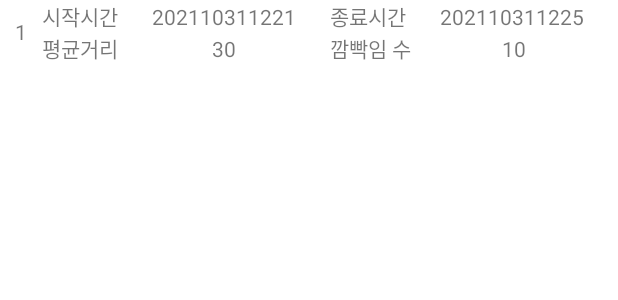
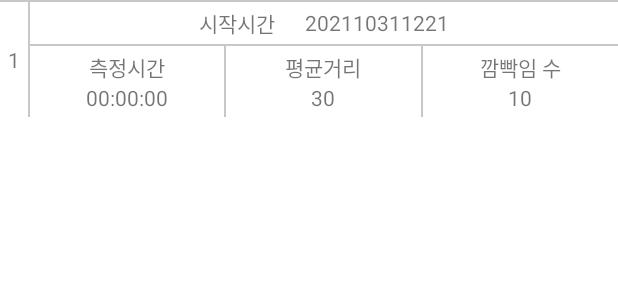
Before and after one commit to tngns1129/skuproject, an Android app: the layout layout_blink_record.xml on its own in the app's theme, with its tools: preview values and no code run, on a phone screen of 412 x 824 dp. Shown: the top 300 px of the screen. Run offline under Robolectric (Android 15) with nearby library versions, the phone set to English and light mode, and no system bars.

Commit message:
blink recycler complete

```diff
--- a/app/src/main/java/com/familyset/myapplication/data/api/UsersService.java
+++ b/app/src/main/java/com/familyset/myapplication/data/api/UsersService.java
@@ -22,8 +22,8 @@ public interface UsersService {
     Call<APIResponse<LoggedInUser>> login(@Body Login login);
 
     @GET("/api/personalInfo/{id}")
-    Call<APIResponse<List<PersonalInfo>>> getPersonalInfos(@Query("id") String userId);
+    Call<APIResponse<List<PersonalInfo>>> getPersonalInfos(@Path("id") String userId);
 
     @POST("/api/personalInfo/{id}")
-    Call<APIResponse<PersonalInfo>> savePersonalInfo(@Query("id") String userId, @Body PersonalInfo personalInfo);
+    Call<APIResponse<PersonalInfo>> savePersonalInfo(@Path("id") String userId, @Body PersonalInfo personalInfo);
 }
--- a/app/src/main/java/com/familyset/myapplication/ui/main/pose/PoseFragment.java
+++ b/app/src/main/java/com/familyset/myapplication/ui/main/pose/PoseFragment.java
@@ -35,10 +35,7 @@ public class PoseFragment extends Fragment {
 
     private FragmentPoseBinding binding;
 
-    public static PoseFragment newInstance() {
-        PoseFragment pf = new PoseFragment();
-        return pf;
-    }
+    public PoseFragment() {}
 
     ActivityResultLauncher<Intent> mStartForResult = registerForActivityResult(new ActivityResultContracts.StartActivityForResult(),
             new ActivityResultCallback<ActivityResult>() {
--- a/app/src/main/java/com/familyset/myapplication/ui/main/record/RecordAdapter.java
+++ b/app/src/main/java/com/familyset/myapplication/ui/main/record/RecordAdapter.java
@@ -19,10 +19,10 @@ public class RecordAdapter extends FragmentStateAdapter {
     @Override
     public Fragment createFragment(int position) {
         if(position==0){
-            return BlinkFragment.newInstance();
+            return new BlinkRecordFragment();
         }
         else{
-            return RecordFragment.newInstance();
+            return new PoseRecordFragment();
         }
     }
 
--- a/app/src/main/java/com/familyset/myapplication/ui/main/setting/SetFragment.java
+++ b/app/src/main/java/com/familyset/myapplication/ui/main/setting/SetFragment.java
@@ -15,10 +15,7 @@ public class SetFragment extends Fragment {
 
     private FragmentSetBinding binding;
 
-    public static SetFragment newInstance() {
-        SetFragment sf = new SetFragment();
-        return sf;
-    }
+    public SetFragment() {}
 
     @Nullable
     @Override
--- a/app/src/main/res/layout/layout_blink_record.xml
+++ b/app/src/main/res/layout/layout_blink_record.xml
@@ -3,20 +3,12 @@
 xmlns:app="http://schemas.android.com/apk/res-auto"
     android:layout_width="match_parent"
     android:layout_height="wrap_content"
-        android:orientation="horizontal">
-        <TextView
-            android:id="@+id/index"
-            android:layout_width="wrap_content"
-            android:layout_height="match_parent"
-            android:text="1"
-            android:gravity="center"
-            android:layout_margin="10dp"/>
+    android:orientation="vertical">
 
-        <LinearLayout
+    <View
         android:layout_width="match_parent"
-            android:layout_height="wrap_content"
-            android:orientation="vertical"
-            android:layout_weight="1">
+        android:layout_height="1dp"
+        android:background="#C8C8C8"/>
 
     <LinearLayout
         android:layout_width="match_parent"
@@ -24,71 +16,115 @@
         android:orientation="horizontal">
 
         <TextView
+            android:id="@+id/index"
             android:layout_width="wrap_content"
             android:layout_height="wrap_content"
-                    android:text="시작시간"/>
+            android:text="1"
+            android:layout_gravity="center"
+            android:layout_margin="5dp"/>
+
+        <View
+            android:layout_width="1dp"
+            android:layout_height="match_parent"
+            android:background="#C8C8C8"/>
+
+        <LinearLayout
+            android:layout_width="wrap_content"
+            android:layout_height="wrap_content"
+            android:orientation="vertical">
+
+            <LinearLayout
+                android:layout_width="match_parent"
+                android:layout_height="wrap_content"
+                android:orientation="horizontal"
+                android:layout_margin="3dp"
+                android:gravity="center">
+
+                <TextView
+                    android:layout_width="wrap_content"
+                    android:layout_height="wrap_content"
+                    android:text="시작시간"
+                    android:layout_marginEnd="20dp"/>
 
                 <TextView
                     android:id="@+id/start_time"
-                    android:layout_width="0dp"
+                    android:layout_width="wrap_content"
                     android:layout_height="wrap_content"
                     android:text="202110311221"
-                    android:layout_weight="1"
                     android:gravity="center"/>
 
             </LinearLayout>
 
+            <View
+                android:layout_width="match_parent"
+                android:layout_height="1dp"
+                android:background="#C8C8C8"/>
+
             <LinearLayout
                 android:layout_width="match_parent"
                 android:layout_height="wrap_content"
-                android:orientation="horizontal">
+                android:orientation="horizontal"
+                android:gravity="center">
+
+                <LinearLayout
+                    android:layout_width="0dp"
+                    android:layout_height="wrap_content"
+                    android:orientation="vertical"
+                    android:layout_margin="3dp"
+                    android:layout_weight="1"
+                    android:gravity="center">
 
                     <TextView
                         android:layout_width="wrap_content"
+                        android:layout_height="wrap_content"
+                        android:text="측정시간"/>
+
+                    <TextView
+                        android:id="@+id/finish_time"
+                        android:layout_width="wrap_content"
+                        android:layout_height="wrap_content"
+                        android:text="00:00:00"/>
+
+                </LinearLayout>
+
+                <View
+                    android:layout_width="1dp"
                     android:layout_height="match_parent"
+                    android:background="#C8C8C8"/>
+
+                <LinearLayout
+                    android:layout_width="0dp"
+                    android:layout_height="wrap_content"
+                    android:orientation="vertical"
+                    android:layout_margin="3dp"
+                    android:layout_weight="1"
+                    android:gravity="center">
+
+                    <TextView
+                        android:layout_width="wrap_content"
+                        android:layout_height="wrap_content"
                         android:text="평균거리"/>
 
                     <TextView
                         android:id="@+id/distance_avg"
-                    android:layout_width="0dp"
+                        android:layout_width="wrap_content"
                         android:layout_height="wrap_content"
-                    android:text="30"
-                    android:layout_weight="1"
-                    android:gravity="center"/>
+                        android:text="30"/>
 
                 </LinearLayout>
 
-        </LinearLayout>
+                <View
+                    android:layout_width="1dp"
+                    android:layout_height="match_parent"
+                    android:background="#C8C8C8"/>
 
                 <LinearLayout
-            android:layout_width="match_parent"
+                    android:layout_width="0dp"
                     android:layout_height="wrap_content"
                     android:orientation="vertical"
-            android:layout_weight="1">
-
-            <LinearLayout
-                android:layout_width="match_parent"
-                android:layout_height="wrap_content"
-                android:orientation="horizontal">
-
-                <TextView
-                    android:layout_width="wrap_content"
-                    android:layout_height="wrap_content"
-                    android:text="종료시간"/>
-
-                <TextView
-                    android:id="@+id/finish_time"
-                    android:layout_width="0dp"
-                    android:layout_height="wrap_content"
-                    android:text="202110311225"
+                    android:layout_margin="3dp"
                     android:layout_weight="1"
-                    android:gravity="center"/>
-
-            </LinearLayout>
-
-            <LinearLayout
-                android:layout_width="match_parent"
-                android:layout_height="wrap_content">
+                    android:gravity="center">
 
                     <TextView
                         android:layout_width="wrap_content"
@@ -97,12 +133,12 @@
 
                     <TextView
                         android:id="@+id/blink"
-                    android:layout_width="0dp"
+                        android:layout_width="wrap_content"
                         android:layout_height="wrap_content"
-                    android:text="10"
-                    android:layout_weight="1"
-                    android:gravity="center"/>
+                        android:text="10"/>
 
                 </LinearLayout>
             </LinearLayout>
         </LinearLayout>
+    </LinearLayout>
+</LinearLayout>
```
Also changed, not shown: app/src/main/java/com/familyset/myapplication/model/blink/PersonalInfo.java (+44 -1 lines), app/src/main/java/com/familyset/myapplication/ui/main/MainAdapter.java (+4 -4 lines), app/src/main/java/com/familyset/myapplication/ui/main/blink/BlinkFragment.java (+8 -16 lines), app/src/main/java/com/familyset/myapplication/ui/main/blink/BlinkFragmentViewModel.java (+1 -9 lines), app/src/main/java/com/familyset/myapplication/ui/main/record/BlinkRecordAdapter.java (+14 -7 lines), app/src/main/java/com/familyset/myapplication/ui/main/record/BlinkRecordFragment.java (+12 -9 lines), app/src/main/java/com/familyset/myapplication/ui/main/record/BlinkRecordViewModel.java (+45 -1 lines), app/src/main/java/com/familyset/myapplication/ui/main/record/PoseRecordFragment.java (+4 -4 lines), app/src/main/java/com/familyset/myapplication/ui/main/record/RecordFragment.java (+8 -19 lines). Lines whose indentation alone changed are shown as unchanged.
